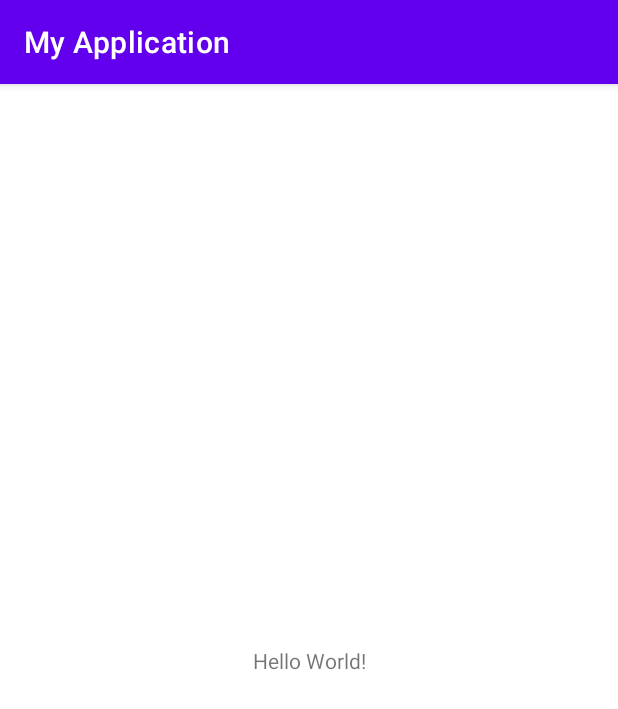
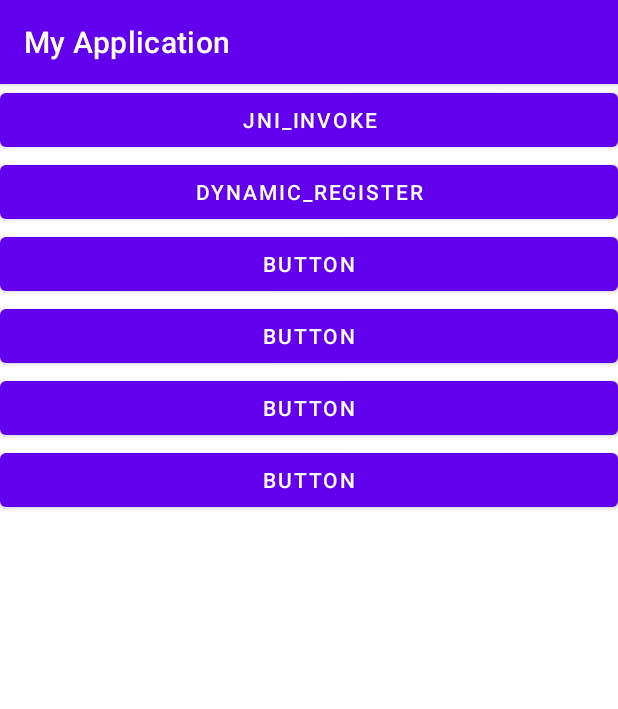
Before and after one commit to who7708/AndroidNdkDemo, an Android app: the screen it shows after launch (MainActivity), on a phone screen of 412 x 824 dp. Shown: the top 709 px of the screen. Run offline under Robolectric (Android 15) with nearby library versions, the phone set to English and light mode, and no system bars.

Commit message:
函数动态注册

```diff
--- a/app/build.gradle
+++ b/app/build.gradle
@@ -20,8 +20,11 @@ android {
             }
         }
         ndk {
-            abiFilters "x86", "x86_64", "armeabi-v7a", "arm64-v8a"
+            // ldLibs "log"
+            // abiFilters "x86", "x86_64", "armeabi-v7a", "arm64-v8a"
+            abiFilters "x86"
             // abiFilters "x86_64"
+            // abiFilters "x86", "x86_64"
         }
     }
 
--- a/app/src/main/AndroidManifest.xml
+++ b/app/src/main/AndroidManifest.xml
@@ -16,6 +16,9 @@
                 <category android:name="android.intent.category.LAUNCHER" />
             </intent-filter>
         </activity>
+        <activity android:name=".base.JniInvokeActivity" />
+        <activity android:name=".load.JNIDynamicLoadActivity" />
+
     </application>
 
 </manifest>
--- a/app/src/main/res/layout/activity_main.xml
+++ b/app/src/main/res/layout/activity_main.xml
@@ -1,19 +1,46 @@
 <?xml version="1.0" encoding="utf-8"?>
-<androidx.constraintlayout.widget.ConstraintLayout xmlns:android="http://schemas.android.com/apk/res/android"
-    xmlns:app="http://schemas.android.com/apk/res-auto"
+<LinearLayout xmlns:android="http://schemas.android.com/apk/res/android"
     xmlns:tools="http://schemas.android.com/tools"
     android:layout_width="match_parent"
     android:layout_height="match_parent"
+    android:orientation="vertical"
     tools:context=".MainActivity">
 
-    <TextView
-        android:id="@+id/sample_text"
-        android:layout_width="wrap_content"
+    <Button
+        android:id="@+id/button1"
+        android:layout_width="match_parent"
         android:layout_height="wrap_content"
-        android:text="Hello World!"
-        app:layout_constraintBottom_toBottomOf="parent"
-        app:layout_constraintLeft_toLeftOf="parent"
-        app:layout_constraintRight_toRightOf="parent"
-        app:layout_constraintTop_toTopOf="parent" />
+        android:onClick="jniInvoke"
+        android:text="jni_invoke" />
 
-</androidx.constraintlayout.widget.ConstraintLayout>
+    <Button
+        android:id="@+id/button2"
+        android:layout_width="match_parent"
+        android:layout_height="wrap_content"
+        android:onClick="dynamicRegister"
+        android:text="dynamic_register" />
+
+    <Button
+        android:id="@+id/button3"
+        android:layout_width="match_parent"
+        android:layout_height="wrap_content"
+        android:text="Button" />
+
+    <Button
+        android:id="@+id/button4"
+        android:layout_width="match_parent"
+        android:layout_height="wrap_content"
+        android:text="Button" />
+
+    <Button
+        android:id="@+id/button5"
+        android:layout_width="match_parent"
+        android:layout_height="wrap_content"
+        android:text="Button" />
+
+    <Button
+        android:id="@+id/button6"
+        android:layout_width="match_parent"
+        android:layout_height="wrap_content"
+        android:text="Button" />
+</LinearLayout>
--- a/build.gradle
+++ b/build.gradle
@@ -20,5 +20,7 @@ allprojects {
 }
 
 task clean(type: Delete) {
+    println rootProject.buildDir
     delete rootProject.buildDir
+    delete "app/.cxx"
 }
```
Also changed, not shown: app/src/main/cpp/CMakeLists.txt (+26 -10 lines), app/src/main/res/layout/activity_jni_dynamic_load.xml (added, +20 -0 lines), app/src/main/res/layout/activity_jni_invoke.xml (added, +20 -0 lines), 5 other files.
